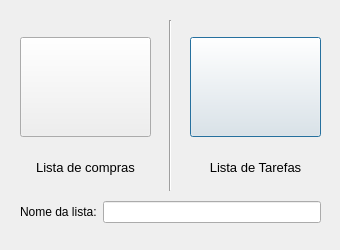
Old version of the form Lucas-Veloso/nlistadialog.ui in the repository LucVeloso/Qt.
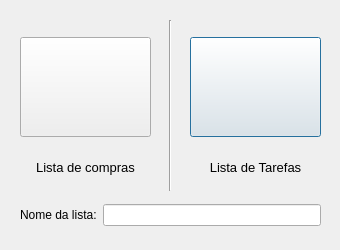
New version of the form. Icons and pictures are not drawn.

What changed in the file:
```diff
--- a/Lucas-Veloso/nlistadialog.ui
+++ b/Lucas-Veloso/nlistadialog.ui
@@ -94,13 +94,13 @@
     <set>Qt::AlignCenter</set>
    </property>
   </widget>
-  <widget class="QWidget" name="">
+  <widget class="QWidget" name="layoutWidget">
    <property name="geometry">
     <rect>
      <x>20</x>
      <y>200</y>
      <width>301</width>
-     <height>24</height>
+     <height>30</height>
     </rect>
    </property>
    <layout class="QHBoxLayout" name="horizontalLayout">
@@ -119,7 +119,7 @@
     </item>
    </layout>
   </widget>
-  <widget class="QWidget" name="">
+  <widget class="QWidget" name="layoutWidget">
    <property name="geometry">
     <rect>
      <x>20</x>
```
Left out of the diff: 4 changed lines with no effect on the pictures.
